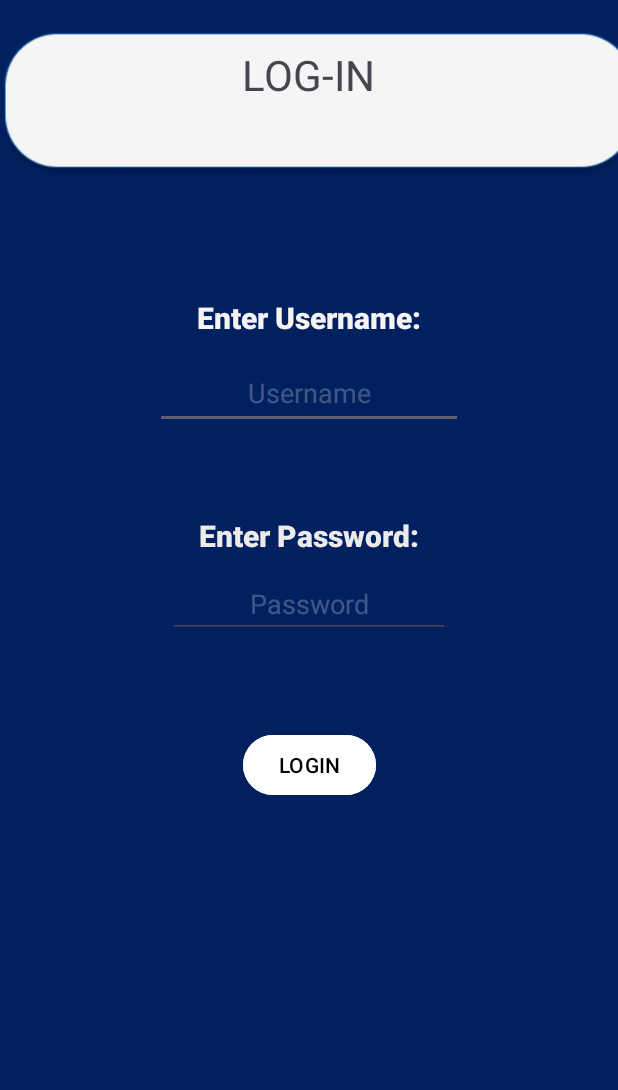
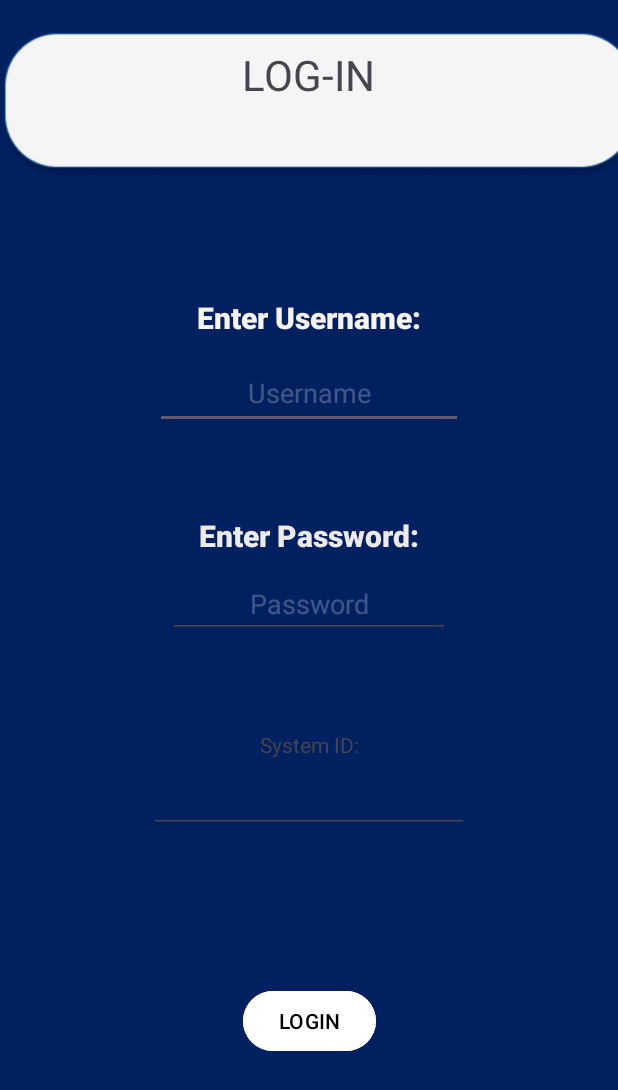
Before and after one commit to samarth23-tech23/NFC_Connect_updated, an Android app: the loginActivity screen opened directly, with no data from a screen before it, after a tap on "LOGIN", on a phone screen of 412 x 824 dp. Shown: the top 1090 px of the screen. Run offline under Robolectric (Android 15) with nearby library versions, the phone set to English and light mode, and no system bars; our stand-ins replace Firebase (no records; nobody signed in at launch, a user with empty details on screens opened directly).

Commit message:
added System ID functionality

```diff
--- a/app/src/main/java/com/example/nfcconnect/loginActivity.java
+++ b/app/src/main/java/com/example/nfcconnect/loginActivity.java
@@ -24,11 +24,11 @@ import java.nio.charset.StandardCharsets;
 import java.util.Base64;
 
 public class loginActivity extends AppCompatActivity {
-    EditText mUsername, mPassword;
+    EditText mUsername, mPassword, mSystemId;
     Button mLoginBtn;
     FirebaseDatabase rootNode;
     DatabaseReference reference = FirebaseDatabase.getInstance().getReference();
-    String getPassword, pass, uName;
+    String getPassword, pass, uName, systemId;
 
     @Override
     protected void onCreate(Bundle savedInstanceState) {
@@ -43,12 +43,13 @@ public class loginActivity extends AppCompatActivity {
             Intent intent = new Intent(this, Homepage.class);
             intent.putExtra("username", username);
             startActivity(intent);
-            finish(); // Finish loginActivity to prevent going back
+            finish(); // Finish LoginActivity to prevent going back
         }
 
         setContentView(R.layout.activity_login);
         mUsername = findViewById(R.id.l_uName);
         mPassword = findViewById(R.id.l_password);
+        mSystemId = findViewById(R.id.systemId);  // Added field for system ID
         mLoginBtn = findViewById(R.id.loginBtn);
 
         mLoginBtn.setOnClickListener(new View.OnClickListener() {
@@ -56,24 +57,23 @@ public class loginActivity extends AppCompatActivity {
             public void onClick(View view) {
                 String l_password = mPassword.getText().toString();
                 uName = mUsername.getText().toString();
+                systemId = mSystemId.getText().toString();  // Get the system ID from the input field
 
-                if (uName.isEmpty() || l_password.isEmpty()) {
-                    Toast.makeText(loginActivity.this, "Please enter both username and password!", Toast.LENGTH_SHORT).show();
+                if (uName.isEmpty() || l_password.isEmpty() || systemId.isEmpty()) {
+                    Toast.makeText(loginActivity.this, "Please enter both username, password, and system ID!", Toast.LENGTH_SHORT).show();
                     return;
                 }
 
-                reference.child("app").addListenerForSingleValueEvent(new ValueEventListener() {
+                reference.child("lockSystems").child(systemId).child("users").addListenerForSingleValueEvent(new ValueEventListener() {
                     @Override
                     public void onDataChange(@NonNull DataSnapshot snapshot) {
                         if (snapshot.hasChild(uName)) {
                             getPassword = snapshot.child(uName).child("encPassword").getValue(String.class);
                             String getKey = snapshot.child(uName).child("aesKey").getValue(String.class);
-                            Toast.makeText(loginActivity.this, getKey, Toast.LENGTH_SHORT).show();
 
                             try {
                                 // Decode the AES key from Base64
-                                byte[] decodedKey;
-                                decodedKey = Base64.getDecoder().decode(getKey);
+                                byte[] decodedKey = Base64.getDecoder().decode(getKey);
                                 SecretKey secretKey = new SecretKeySpec(decodedKey, 0, decodedKey.length, "AES");
 
                                 // Decrypt the stored password using AES
@@ -102,7 +102,7 @@ public class loginActivity extends AppCompatActivity {
                                 Toast.makeText(loginActivity.this, "Decryption error", Toast.LENGTH_SHORT).show();
                             }
                         } else {
-                            Toast.makeText(loginActivity.this, "User not found!", Toast.LENGTH_SHORT).show();
+                            Toast.makeText(loginActivity.this, "User not found in the specified lock system!", Toast.LENGTH_SHORT).show();
                         }
                     }
 
--- a/app/src/main/java/com/example/nfcconnect/reset.java
+++ b/app/src/main/java/com/example/nfcconnect/reset.java
@@ -126,7 +126,7 @@ public class reset extends AppCompatActivity {
                                     .build();
 
                             Request request3 = new Request.Builder()
-                                    .url("https://raspi-nfcapi23.socketxp.com/reset")
+                                    .url("https://full-honeybee-joint.ngrok-free.app/reset")
                                     .post(formbody3)
                                     .build();
 
--- a/app/src/main/res/layout/activity_login.xml
+++ b/app/src/main/res/layout/activity_login.xml
@@ -124,6 +124,30 @@
         app:layout_constraintEnd_toEndOf="parent"
         app:layout_constraintStart_toStartOf="parent"
         app:layout_constraintTop_toBottomOf="@+id/l_password"
-        app:layout_constraintVertical_bias="0.173" />
+        app:layout_constraintVertical_bias="0.66" />
+
+    <EditText
+        android:id="@+id/systemId"
+        android:layout_width="wrap_content"
+        android:layout_height="wrap_content"
+        android:ems="10"
+        android:inputType="text"
+        app:layout_constraintBottom_toBottomOf="parent"
+        app:layout_constraintEnd_toEndOf="parent"
+        app:layout_constraintHorizontal_bias="0.5"
+        app:layout_constraintStart_toStartOf="parent"
+        app:layout_constraintTop_toTopOf="parent"
+        app:layout_constraintVertical_bias="0.655" />
+
+    <TextView
+        android:id="@+id/textView2"
+        android:layout_width="wrap_content"
+        android:layout_height="wrap_content"
+        android:text="System ID:"
+        app:layout_constraintBottom_toBottomOf="parent"
+        app:layout_constraintEnd_toEndOf="parent"
+        app:layout_constraintStart_toStartOf="parent"
+        app:layout_constraintTop_toTopOf="parent"
+        app:layout_constraintVertical_bias="0.605" />
 
 </androidx.constraintlayout.widget.ConstraintLayout>
--- a/build.gradle
+++ b/build.gradle
@@ -4,7 +4,7 @@ buildscript {
     }
 }// Top-level build file where you can add configuration options common to all sub-projects/modules.
 plugins {
-    id 'com.android.application' version '8.1.1' apply false
-    id 'com.android.library' version '8.1.1' apply false
+    id 'com.android.application' version '8.2.1' apply false
+    id 'com.android.library' version '8.2.1' apply false
     id 'com.google.gms.google-services' version '4.3.15' apply false
 }
```
Also changed, not shown: app/src/main/java/com/example/nfcconnect/regActivity.java (+42 -66 lines), gradle/wrapper/gradle-wrapper.properties.
